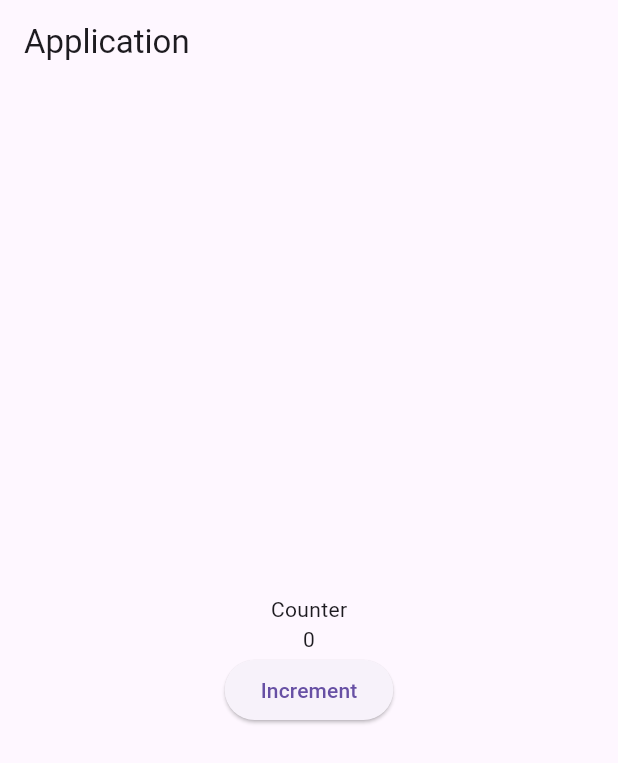
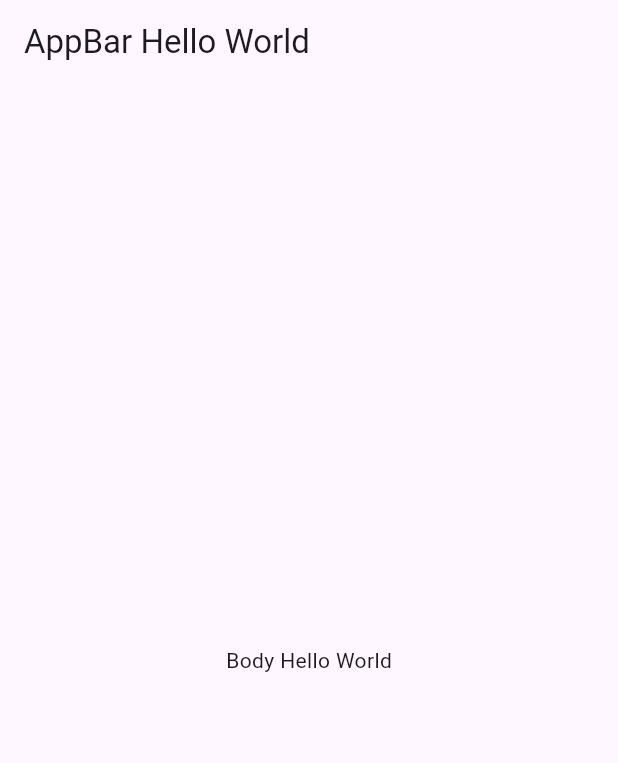
Before and after one commit to MYusron12/my-application-flutter, a Flutter app: the screen it shows after launch, on a phone screen of 412 x 824 dp. Shown: the top 763 px of the screen. Run offline on Flutter 3.47's test engine with Material 3 defaults, Android fonts, the phone set to English and light mode, and no system bars.

Commit message:
hello world

```diff
--- /dev/null
+++ b/lib/belajar/hello_world.dart
@@ -0,0 +1,22 @@
+import 'package:flutter/material.dart';
+
+class HelloWorldPage extends StatelessWidget {
+  const HelloWorldPage({super.key});
+
+  @override
+  Widget build(BuildContext context) {
+    Text title = const Text('AppBar Hello World');
+    Text body = const Text('Body Hello World');
+    Center center = Center(
+      child: body,
+    );
+    AppBar appBar = AppBar(
+      title: title,
+    );
+    Scaffold scaffold = Scaffold(
+      appBar: appBar,
+      body: center,
+    );
+    return scaffold;
+  }
+}
--- a/lib/main.dart
+++ b/lib/main.dart
@@ -1,53 +1,20 @@
 import 'package:flutter/material.dart';
+import 'package:myapp/belajar/hello_world.dart';
 
-void main() => runApp(const MyApplication());
+void main() {
+  MyApp app = const MyApp();
+  runApp(app);
+}
 
-class MyApplication extends StatelessWidget{
-  const MyApplication({super.key});
+class MyApp extends StatelessWidget {
+  const MyApp({super.key});
 
   @override
   Widget build(BuildContext context) {
-    return MaterialApp(
-      home: Scaffold(appBar: AppBar(
-        title: const Text('Application'),
-      ),
-        body: const Center(
-          child: MyApplicationFul(),
-        ),
-      )
+    HelloWorldPage helloWorldPage = const HelloWorldPage();
+    MaterialApp materialApp = MaterialApp(
+      home: helloWorldPage,
     );
+    return materialApp;
   }
 }
-
-class MyApplicationFul extends StatefulWidget{
-  const MyApplicationFul({super.key});
-
-  @override
-  State<MyApplicationFul> createState() => _MyApplicationFulState();
-}
-
-class _MyApplicationFulState extends State<MyApplicationFul> {
-  int _counter = 0;
-  void _incrementCounter(){
-    setState(() {
-      _counter++;
-    });
-  }
-
-  @override
-  Widget build(BuildContext context) {
-    return Column(
-      mainAxisAlignment: MainAxisAlignment.center,
-      children: <Widget>[
-        const Text('Counter'),
-        Text(
-          '$_counter',
-        ),
-        ElevatedButton(
-          onPressed: _incrementCounter,
-          child: const Text('Increment')
-        )
-      ],
-    );
-  }
-}
```
Also changed, not shown: 1 other file.
